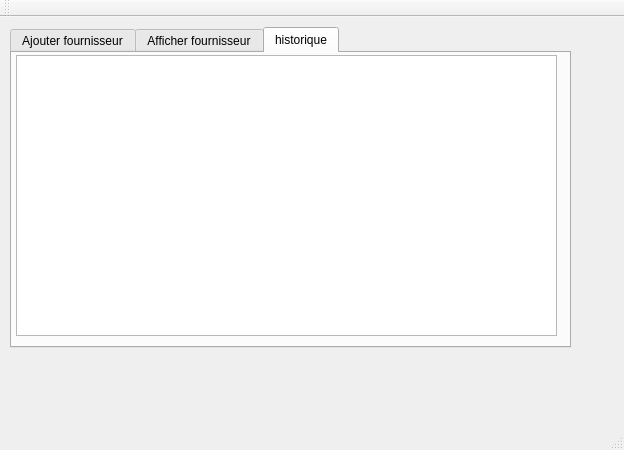
Above: mainwindow.ui from choucheniheb/Projet_C-_2A23_Smart-beauty-center before the change. Below: the same form after it.
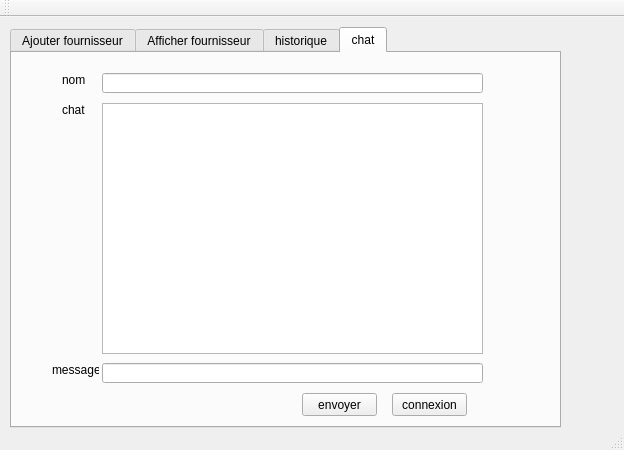
That is the form after the change. The open tabs and pages were chosen to show the change.

Diff of the .ui file:
```diff
--- a/mainwindow.ui
+++ b/mainwindow.ui
@@ -19,8 +19,8 @@
      <rect>
       <x>10</x>
       <y>10</y>
-      <width>561</width>
-      <height>321</height>
+      <width>551</width>
+      <height>401</height>
      </rect>
     </property>
     <property name="currentIndex">
@@ -409,13 +409,150 @@
      <widget class="QTableView" name="tableView_hist">
       <property name="geometry">
        <rect>
-        <x>4</x>
-        <y>2</y>
-        <width>541</width>
-        <height>281</height>
+        <x>40</x>
+        <y>20</y>
+        <width>481</width>
+        <height>261</height>
        </rect>
       </property>
      </widget>
+     <widget class="QLabel" name="label_h">
+      <property name="geometry">
+       <rect>
+        <x>0</x>
+        <y>-17</y>
+        <width>551</width>
+        <height>371</height>
+       </rect>
+      </property>
+      <property name="text">
+       <string/>
+      </property>
+     </widget>
+     <zorder>label_h</zorder>
+     <zorder>tableView_hist</zorder>
+    </widget>
+    <widget class="QWidget" name="chat">
+     <attribute name="title">
+      <string>chat</string>
+     </attribute>
+     <widget class="QLineEdit" name="le_nickname">
+      <property name="geometry">
+       <rect>
+        <x>90</x>
+        <y>20</y>
+        <width>381</width>
+        <height>20</height>
+       </rect>
+      </property>
+     </widget>
+     <widget class="QTextEdit" name="textEdit">
+      <property name="geometry">
+       <rect>
+        <x>90</x>
+        <y>50</y>
+        <width>381</width>
+        <height>251</height>
+       </rect>
+      </property>
+     </widget>
+     <widget class="QLineEdit" name="le_message">
+      <property name="geometry">
+       <rect>
+        <x>90</x>
+        <y>310</y>
+        <width>381</width>
+        <height>20</height>
+       </rect>
+      </property>
+     </widget>
+     <widget class="QPushButton" name="pb_envoyer">
+      <property name="geometry">
+       <rect>
+        <x>290</x>
+        <y>340</y>
+        <width>75</width>
+        <height>23</height>
+       </rect>
+      </property>
+      <property name="text">
+       <string>envoyer</string>
+      </property>
+     </widget>
+     <widget class="QPushButton" name="pb_connecter">
+      <property name="geometry">
+       <rect>
+        <x>380</x>
+        <y>340</y>
+        <width>75</width>
+        <height>23</height>
+       </rect>
+      </property>
+      <property name="text">
+       <string>connexion</string>
+      </property>
+     </widget>
+     <widget class="QLabel" name="label_5">
+      <property name="geometry">
+       <rect>
+        <x>50</x>
+        <y>20</y>
+        <width>47</width>
+        <height>14</height>
+       </rect>
+      </property>
+      <property name="text">
+       <string>nom</string>
+      </property>
+     </widget>
+     <widget class="QLabel" name="label_7">
+      <property name="geometry">
+       <rect>
+        <x>50</x>
+        <y>50</y>
+        <width>47</width>
+        <height>14</height>
+       </rect>
+      </property>
+      <property name="text">
+       <string>chat</string>
+      </property>
+     </widget>
+     <widget class="QLabel" name="label_9">
+      <property name="geometry">
+       <rect>
+        <x>40</x>
+        <y>310</y>
+        <width>47</width>
+        <height>14</height>
+       </rect>
+      </property>
+      <property name="text">
+       <string>message</string>
+      </property>
+     </widget>
+     <widget class="QLabel" name="label_chat">
+      <property name="geometry">
+       <rect>
+        <x>0</x>
+        <y>-17</y>
+        <width>551</width>
+        <height>391</height>
+       </rect>
+      </property>
+      <property name="text">
+       <string/>
+      </property>
+     </widget>
+     <zorder>label_chat</zorder>
+     <zorder>le_nickname</zorder>
+     <zorder>textEdit</zorder>
+     <zorder>le_message</zorder>
+     <zorder>pb_envoyer</zorder>
+     <zorder>pb_connecter</zorder>
+     <zorder>label_5</zorder>
+     <zorder>label_7</zorder>
+     <zorder>label_9</zorder>
     </widget>
    </widget>
   </widget>
```
Left out of the diff: 2 changed lines with no effect on the pictures.
